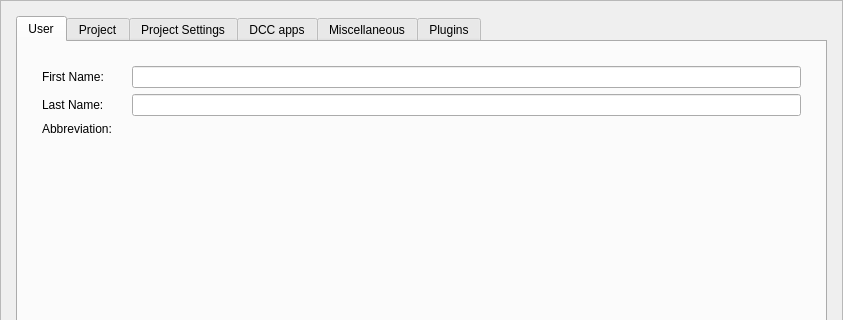
Qt form Prism/Scripts/UserInterfacesPrism/PrismSettings.ui (PrismPipeline/Prism) before a commit; both pictures show x 0 to 843 and y 0 to 320 of the 843 by 738 pixel window.
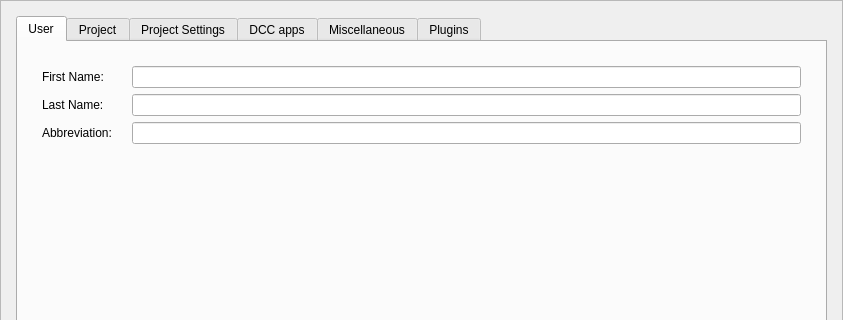
The same form after that commit.

Commit message: asset category and user abbreviation added

```diff
--- a/Prism/Scripts/UserInterfacesPrism/PrismSettings.ui
+++ b/Prism/Scripts/UserInterfacesPrism/PrismSettings.ui
@@ -96,13 +96,6 @@
               <property name="bottomMargin">
                <number>9</number>
               </property>
-              <item row="2" column="2">
-               <widget class="QLabel" name="l_abbreviation">
-                <property name="text">
-                 <string/>
-                </property>
-               </widget>
-              </item>
               <item row="1" column="2">
                <widget class="QLineEdit" name="e_lname"/>
               </item>
@@ -130,6 +123,9 @@
               <item row="0" column="2">
                <widget class="QLineEdit" name="e_fname"/>
               </item>
+              <item row="2" column="2">
+               <widget class="QLineEdit" name="e_abbreviation"/>
+              </item>
              </layout>
             </widget>
            </item>
```
The commit also changes 18 other files.
